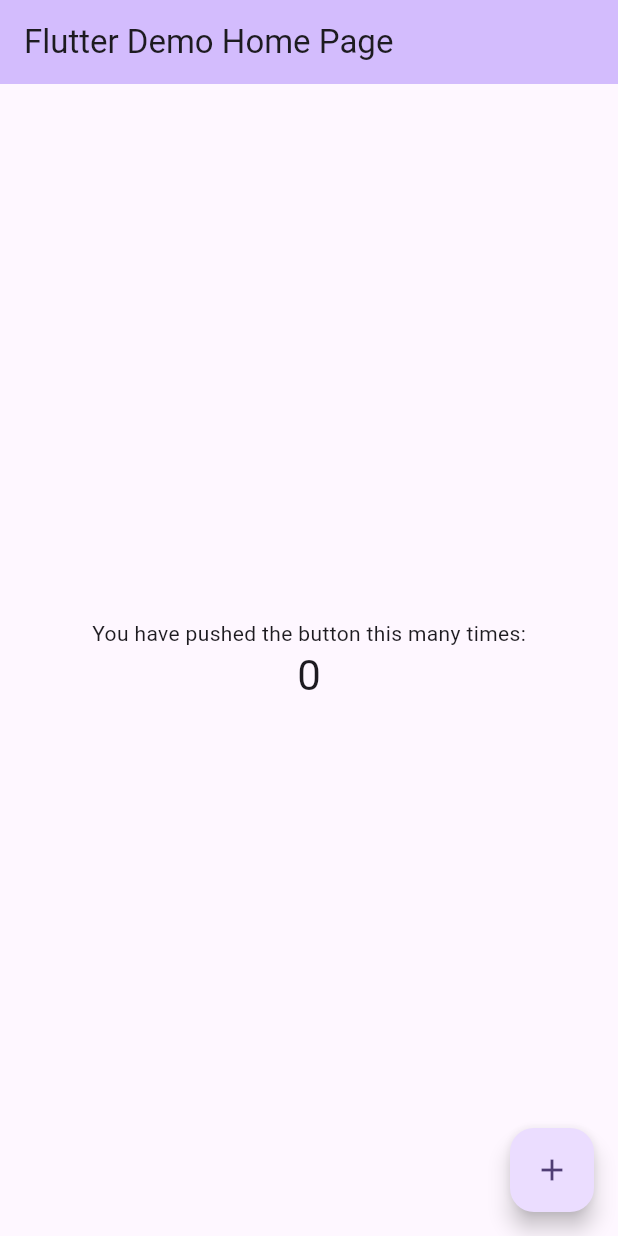
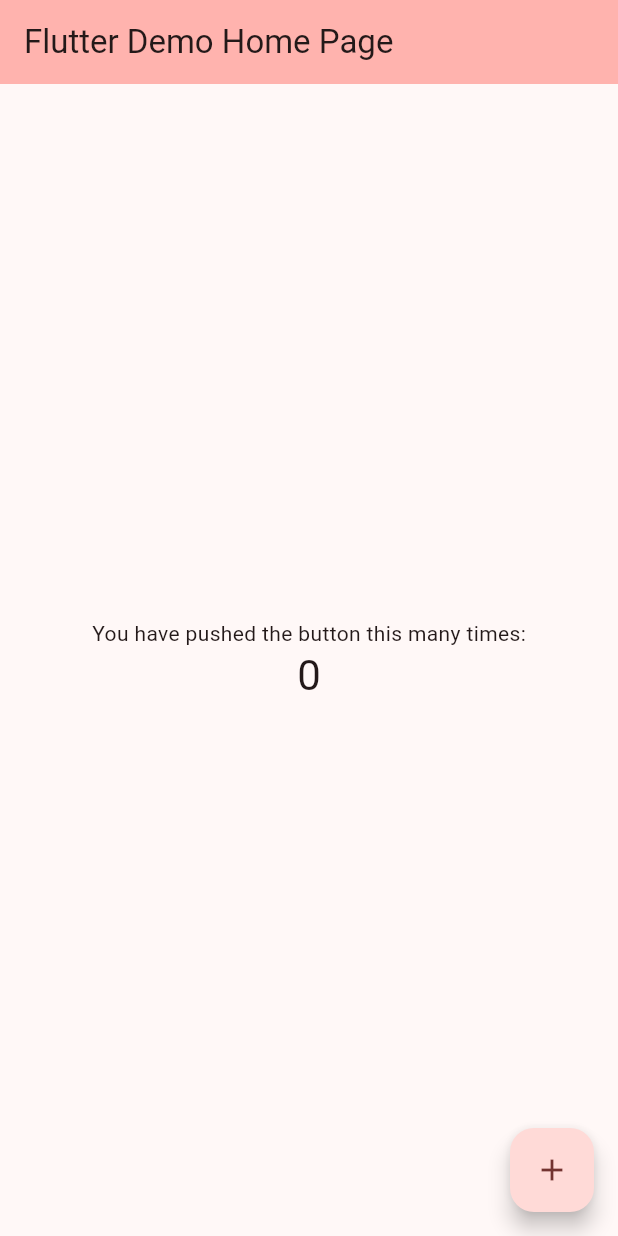
Before and after one commit to Khayattt/car_rental_app, a Flutter app: the screen it shows after launch, on a phone screen of 412 x 824 dp. Run offline on Flutter 3.47's test engine with Material 3 defaults, Android fonts, the phone set to English and light mode, and no system bars.

Commit message:
pull Check : change color Schema

```diff
--- a/lib/main.dart
+++ b/lib/main.dart
@@ -28,7 +28,7 @@ class MyApp extends StatelessWidget {
         //
         // This works for code too, not just values: Most code changes can be
         // tested with just a hot reload.
-        colorScheme: ColorScheme.fromSeed(seedColor: Colors.deepPurple),
+        colorScheme: ColorScheme.fromSeed(seedColor: Colors.red.shade400),
         useMaterial3: true,
       ),
       home: const MyHomePage(title: 'Flutter Demo Home Page'),
```
